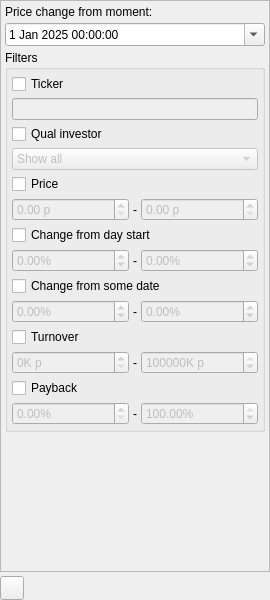
Above: app/src/widgets/stockscontrolswidget/stockscontrolswidget.ui from Gris87/TInvestor before the change. Below: the same form after it.
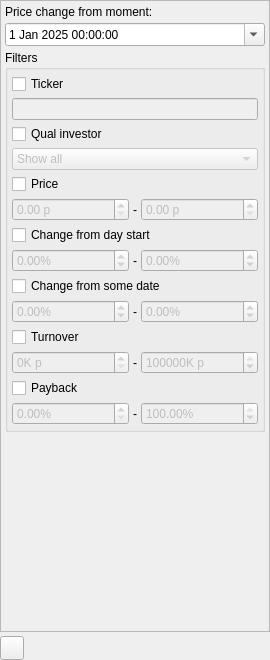
That is the form after the change. Icons and pictures are not drawn. Custom widgets are drawn as their Qt base class.

Diff of the .ui file:
```diff
--- a/app/src/widgets/stockscontrolswidget/stockscontrolswidget.ui
+++ b/app/src/widgets/stockscontrolswidget/stockscontrolswidget.ui
@@ -7,7 +7,7 @@
     <x>0</x>
     <y>0</y>
     <width>270</width>
-    <height>600</height>
+    <height>660</height>
    </rect>
   </property>
   <property name="maximumSize">
@@ -64,8 +64,8 @@
            <rect>
             <x>0</x>
             <y>0</y>
-            <width>313</width>
-            <height>554</height>
+            <width>269</width>
+            <height>614</height>
            </rect>
           </property>
           <layout class="QVBoxLayout" name="verticalLayout_3">
```
